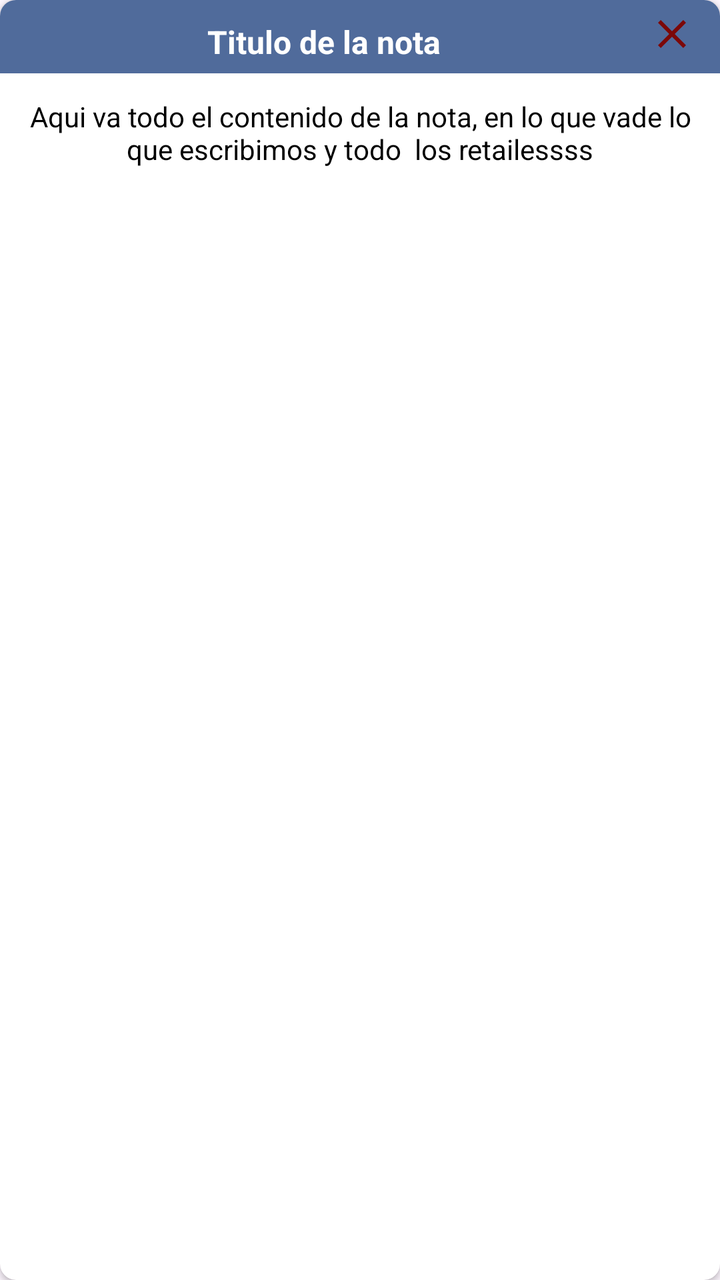
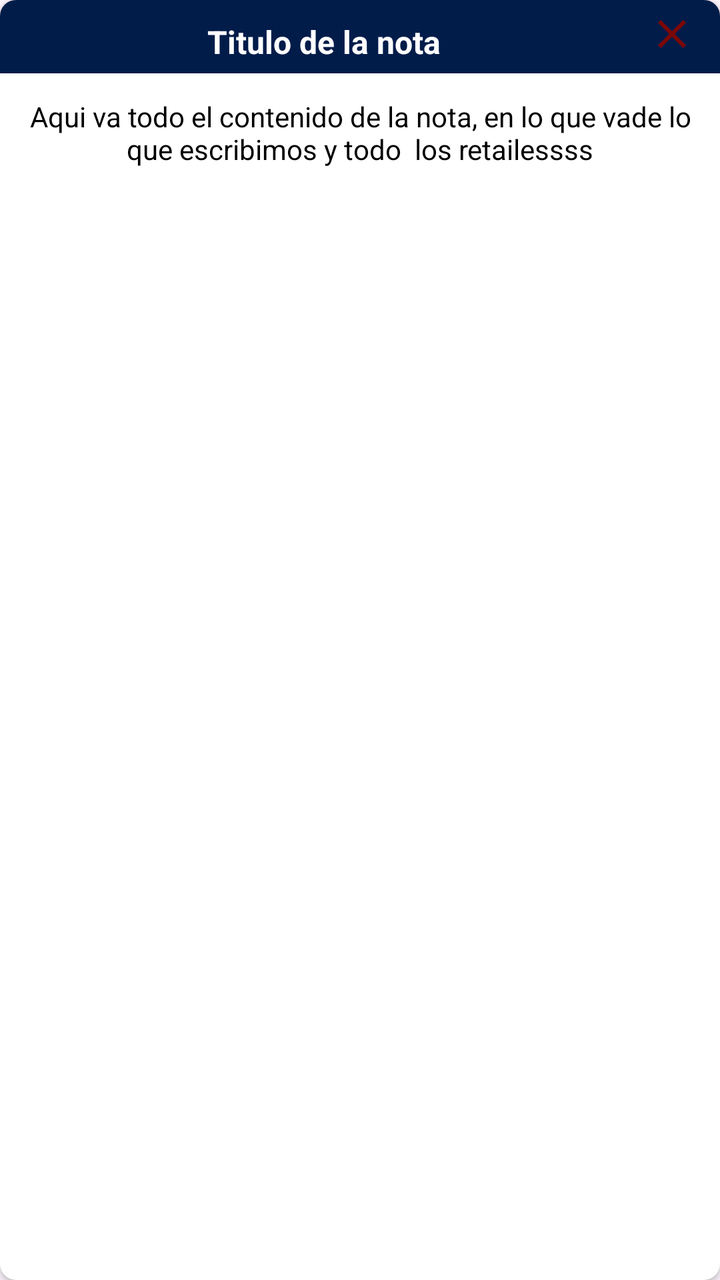

Before-and-after screenshots of an Android layout around one commit, followed by the original layout XML and the change that was made.
<!-- AndroidManifest.xml: application theme Theme.NotasApp -->
<!-- res/layout/item_notes_view.xml -->
<?xml version="1.0" encoding="utf-8"?>
<androidx.cardview.widget.CardView xmlns:android="http://schemas.android.com/apk/res/android"
    xmlns:app="http://schemas.android.com/apk/res-auto"
    xmlns:tools="http://schemas.android.com/tools"
    android:layout_width="match_parent"
    android:layout_height="wrap_content"
    android:layout_margin="5dp"
    app:cardCornerRadius="8dp"
    android:layout_marginBottom="3dp"
    android:elevation="12dp">

    <LinearLayout
        android:layout_width="match_parent"
        android:layout_height="wrap_content"
        android:background="@color/color_primario"
        android:gravity="center"
        android:orientation="vertical">

        <LinearLayout
            android:layout_width="match_parent"
            android:layout_height="wrap_content"
            android:layout_marginVertical="5dp"
            tools:ignore="UseCompoundDrawables">

            <TextView
                android:id="@+id/tv_titleNote"
                android:layout_width="wrap_content"
                android:layout_height="wrap_content"
                android:layout_marginTop="5dp"
                android:layout_weight="3"
                android:text="Titulo de la nota"
                android:textAlignment="center"
                android:textColor="@color/white"
                android:textSize="16sp"
                android:textStyle="bold"
                android:visibility="visible" />

            <ImageView
                android:id="@+id/btn_deleteNote"
                android:layout_width="wrap_content"
                android:layout_height="wrap_content"
                android:src="@drawable/baseline_close_24"
                app:tint="#7C0808"
                android:layout_marginRight="12dp"
                />
        </LinearLayout>


        <TextView

            android:id="@+id/tv_bodyNote"
            android:layout_width="match_parent"
            android:layout_height="wrap_content"
            android:background="@color/white"
            android:padding="12dp"
            android:text="Aqui va todo el contenido de la nota, en lo que vade lo que escribimos y todo  los retailessss"
            android:textAlignment="center"
            android:textColor="@color/black" />

    </LinearLayout>


</androidx.cardview.widget.CardView>
<!-- resources referenced by this layout -->
<resources>
  <color name="black">#FF000000</color>
  <color name="color_primario">#506b9b</color>
  <color name="white">#FFFFFFFF</color>
  <!-- drawable baseline_close_24 (drawable) -->
  <vector android:height="24dp" android:tint="#000000"
      android:viewportHeight="24" android:viewportWidth="24"
      android:width="24dp" xmlns:android="http://schemas.android.com/apk/res/android">
      <path android:fillColor="@android:color/white" android:pathData="M19,6.41L17.59,5 12,10.59 6.41,5 5,6.41 10.59,12 5,17.59 6.41,19 12,13.41 17.59,19 19,17.59 13.41,12z"/>
  </vector>
  <style name="Theme.NotasApp" parent="Base.Theme.NotasApp" />
  <style name="Base.Theme.NotasApp" parent="Theme.Material3.DayNight.NoActionBar">
          
          
          <item name="android:windowAnimationStyle">@null</item>
      </style>
</resources>

<!-- the commit's change to res/layout/item_notes_view.xml (unified diff, before → after) -->
@@ -10,6 +10,7 @@
     android:elevation="12dp">
 
     <LinearLayout
+        android:id="@+id/ll_enc_note"
         android:layout_width="match_parent"
         android:layout_height="wrap_content"
         android:background="@color/color_primario"
<!-- resource entries referenced after the edit -->
@@ -1,7 +1,7 @@
 <!-- resources referenced by this layout -->
 <resources>
   <color name="black">#FF000000</color>
-  <color name="color_primario">#506b9b</color>
+  <color name="color_primario">#021C4A</color>
   <color name="white">#FFFFFFFF</color>
   <!-- drawable baseline_close_24 (drawable) -->
   <vector android:height="24dp" android:tint="#000000"
